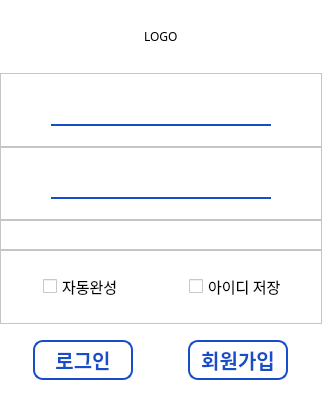
Above: client/view/view_login.ui from si-yeon/management_program before the change. Below: the same form after it.
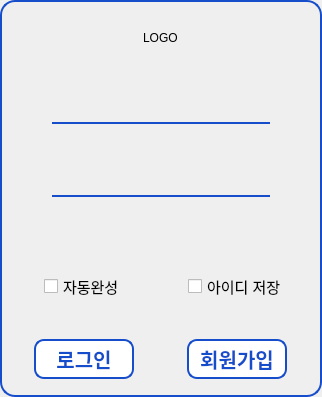
That is the form after the change.

The edit to the form file:
```diff
--- a/client/view/view_login.ui
+++ b/client/view/view_login.ui
@@ -17,6 +17,11 @@
    <string notr="true">font-family: Pretendard;
 background-color: rgb(255, 255, 255);
 
+
+QFrame{
+border: 2px solid #164DCA;
+}
+
 </string>
   </property>
   <layout class="QVBoxLayout" name="verticalLayout_2">
@@ -38,8 +43,13 @@
    <item>
     <widget class="QFrame" name="frame">
      <property name="styleSheet">
-      <string notr="true">border-top-left-radius: 10px;
-border-top-right-radius: 10px;</string>
+      <string notr="true">QFrame{
+border: 2px solid #164DCA;
+border-top-left-radius: 15px;
+border-top-right-radius: 15px;
+border-bottom:none;
+}
+</string>
      </property>
      <property name="frameShape">
       <enum>QFrame::StyledPanel</enum>
@@ -50,6 +60,9 @@
      <layout class="QVBoxLayout" name="verticalLayout_3">
       <item alignment="Qt::AlignHCenter">
        <widget class="QLabel" name="lb_logo">
+        <property name="styleSheet">
+         <string notr="true">border:none;</string>
+        </property>
         <property name="text">
          <string>LOGO</string>
         </property>
@@ -60,6 +73,14 @@
    </item>
    <item>
     <widget class="QFrame" name="frame_2">
+     <property name="styleSheet">
+      <string notr="true">QFrame{
+border: 2px solid #164DCA;
+border-top:none;
+border-bottom:none;
+}
+</string>
+     </property>
      <property name="frameShape">
       <enum>QFrame::StyledPanel</enum>
      </property>
@@ -104,6 +125,14 @@
    </item>
    <item>
     <widget class="QFrame" name="frame_3">
+     <property name="styleSheet">
+      <string notr="true">QFrame{
+border: 2px solid #164DCA;
+border-top:none;
+border-bottom:none;
+}
+</string>
+     </property>
      <property name="frameShape">
       <enum>QFrame::StyledPanel</enum>
      </property>
@@ -154,6 +183,14 @@
        <height>30</height>
       </size>
      </property>
+     <property name="styleSheet">
+      <string notr="true">QFrame{
+border: 2px solid #164DCA;
+border-top:none;
+border-bottom:none;
+}
+</string>
+     </property>
      <property name="frameShape">
       <enum>QFrame::StyledPanel</enum>
      </property>
@@ -163,6 +200,9 @@
      <layout class="QVBoxLayout" name="verticalLayout_6">
       <item alignment="Qt::AlignHCenter">
        <widget class="QLabel" name="lb_warning">
+        <property name="styleSheet">
+         <string notr="true">border: none;</string>
+        </property>
         <property name="text">
          <string/>
         </property>
@@ -173,6 +213,14 @@
    </item>
    <item>
     <widget class="QFrame" name="frame_5">
+     <property name="styleSheet">
+      <string notr="true">QFrame{
+border: 2px solid #164DCA;
+border-top:none;
+border-bottom:none;
+}
+</string>
+     </property>
      <property name="frameShape">
       <enum>QFrame::StyledPanel</enum>
      </property>
@@ -206,8 +254,13 @@
    <item>
     <widget class="QFrame" name="frame_4">
      <property name="styleSheet">
-      <string notr="true">border-bottom-left-radius: 20px;
-border-bottom-right-radius: 20px;</string>
+      <string notr="true">QFrame{
+border: 2px solid #164DCA;
+border-bottom-left-radius: 15px;
+border-bottom-right-radius: 15px;
+border-top:none;
+}
+</string>
      </property>
      <property name="frameShape">
       <enum>QFrame::StyledPanel</enum>
@@ -228,7 +281,8 @@
          <font>
           <family>Pretendard</family>
           <pointsize>-1</pointsize>
-          <bold>false</bold>
+          <weight>62</weight>
+          <bold>true</bold>
          </font>
         </property>
         <property name="styleSheet">
@@ -258,7 +312,8 @@
          <font>
           <family>Pretendard</family>
           <pointsize>-1</pointsize>
-          <bold>false</bold>
+          <weight>62</weight>
+          <bold>true</bold>
          </font>
         </property>
         <property name="styleSheet">
```
